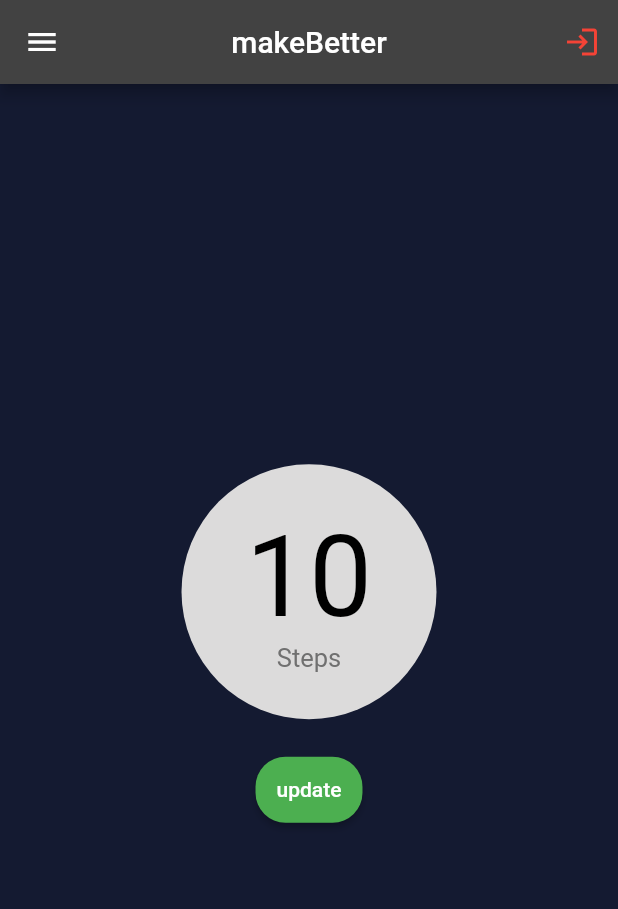
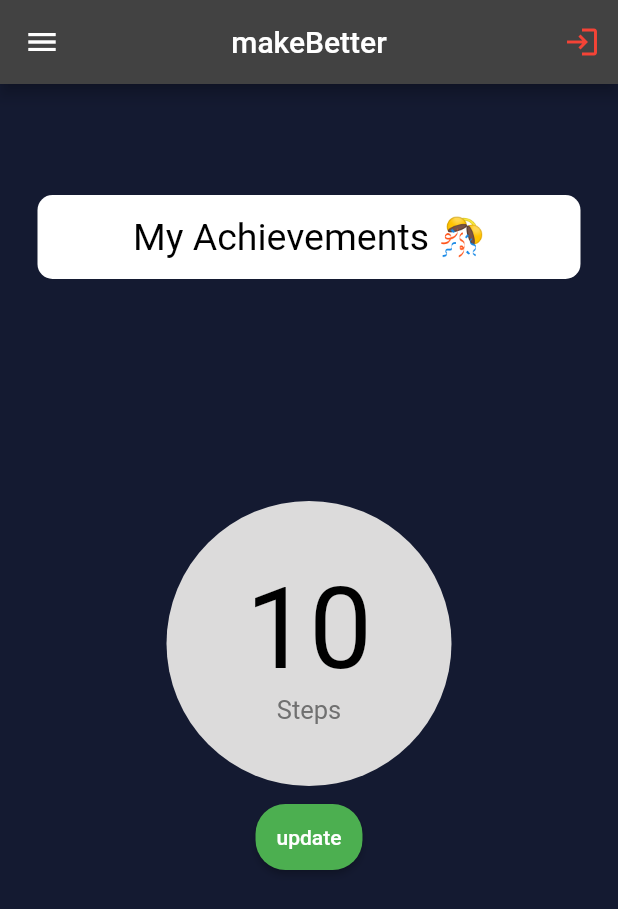
Before and after one commit to jushkinbekrashidovich/makebetter_test, a Flutter app: the screen it shows once a user with an empty profile is signed in, after a tap on "update", on a phone screen of 412 x 824 dp. Shown: the top 909 px of the screen. Run offline on Flutter 3.47's test engine with Material 2 defaults, Android fonts, the phone set to English and light mode, and no system bars; our stand-ins replace cached_network_image, cloud_firestore, firebase_auth, firebase_core, flutter_svg, get and 2 more; missing offline and left inert: health; accounts and stored records are empty.

Commit message:
completed the app, all things are woring correctly

```diff
--- a/lib/app/modules/home/controllers/home_controller.dart
+++ b/lib/app/modules/home/controllers/home_controller.dart
@@ -327,6 +327,9 @@ class HomeController extends GetxController {
   void onInit() {
     user = Get.arguments;
 
+
+
+
     super.onInit();
   }
 
--- a/lib/app/modules/home/views/home_view.dart
+++ b/lib/app/modules/home/views/home_view.dart
@@ -56,11 +56,30 @@ class HomeView extends GetView<HomeController> {
                 ],
               ),
               body: Column(
-                mainAxisAlignment: MainAxisAlignment.center,
+                mainAxisAlignment: MainAxisAlignment.spaceAround,
+
                 children: [
                   Container(
+                    margin: EdgeInsets.only(right: 25, left: 25),
+                    decoration: BoxDecoration(
+                      borderRadius: BorderRadius.circular(10),
+                      color: Colors.white,
+                    ),
+                    child: ListTile(
+                        title: Text('My Achievements 🎊', style: TextStyle(fontSize: 25, color: Colors.black),textAlign: TextAlign.center,),
+                        onTap: () {
+                          Get.toNamed(Routes.MY_ACHIEVEMENTS);
+
+                          // Update the state of the app.
+                          // ...
+                        },
+                      ),
+                  ),
+                  Column(
+                    children: [
+                      Container(
                     width: double.infinity,
-                    height: 170,
+                    height: 190,
                     decoration: BoxDecoration(
                       shape: BoxShape.circle,
                       //borderRadius: BorderRadius.circular(10),
@@ -80,12 +99,24 @@ class HomeView extends GetView<HomeController> {
                       ],
                     ),
                   ),
-                  Center(
-                    child: Text(
-                      '',
-                      style: TextStyle(fontSize: 20),
-                    ),
+                    SizedBox(height: 10,),
+                     ElevatedButton(
+                      onPressed: () {
+                        controller.fetchStepData();
+                      },
+                      child: Container(
+                        child: Text('update'),
+                      )),
+                  SizedBox(
+                    height: 20,
                   ),
+                  controller.content(),
+
+                    ],
+                  ),
+                  SizedBox()
+
+
                   // ElevatedButton(
                   //     onPressed: () {
                   //       controller.fetchData();
@@ -100,17 +131,7 @@ class HomeView extends GetView<HomeController> {
                   //     child: Container(
                   //       child: Text('add'),
                   //     )),
-                  ElevatedButton(
-                      onPressed: () {
-                        controller.fetchStepData();
-                      },
-                      child: Container(
-                        child: Text('update'),
-                      )),
-                  SizedBox(
-                    height: 20,
-                  ),
-                  controller.content(),
+
                 ],
               ),
               drawer: Drawer(
@@ -131,17 +152,10 @@ class HomeView extends GetView<HomeController> {
                       ),
                     ),
                     ListTile(
-                      title: Text('My Achievements'),
+                      title: Text('My Achievements 🎊', style: TextStyle(fontSize: 25),),
                       onTap: () {
                         Get.toNamed(Routes.MY_ACHIEVEMENTS);
 
-                        // Update the state of the app.
-                        // ...
-                      },
-                    ),
-                    ListTile(
-                      title: Text('Something'),
-                      onTap: () {
                         // Update the state of the app.
                         // ...
                       },
--- a/lib/app/modules/login/views/login_view.dart
+++ b/lib/app/modules/login/views/login_view.dart
@@ -14,18 +14,32 @@ class LoginView extends GetView<LoginController> {
         color:Colors.white,
         child: Column(
           mainAxisAlignment: MainAxisAlignment.spaceEvenly,
+          crossAxisAlignment: CrossAxisAlignment.start,
           children: [
-            Container(
-              padding: EdgeInsets.only(right: 10, left: 10),
-              child: Text('Welcome to makebetter, we encourage to you be healthy.', style: TextStyle(fontSize: 16),)),
+            Column(
+              crossAxisAlignment: CrossAxisAlignment.start,
+              children: [
+                Container(
+              padding: EdgeInsets.only(right: 10, left: 15),
+              child: Text('Welcome to', style: TextStyle(fontSize: 20,color: Colors.green),)),
+              Container(
+              padding: EdgeInsets.only(right: 10, left: 15),
+              child: Text('makebetter', style: TextStyle(fontSize: 42,color: Colors.green),)),
+              Container(
+              padding: EdgeInsets.only(right: 10, left: 15),
+              child: Text('We help to you keep healthy', style: TextStyle(fontSize: 12,color: Colors.green),)),
+
+              ],
+            ),
+
             Center(
               child: ElevatedButton(
 
                 child: Container(
-                  height: 50,
+                  height: 30,
                   width: 180,
                   child: Row(
-                    mainAxisAlignment: MainAxisAlignment.spaceBetween,
+                    mainAxisAlignment: MainAxisAlignment.spaceAround,
                     children: [
                       Container(
 
```
